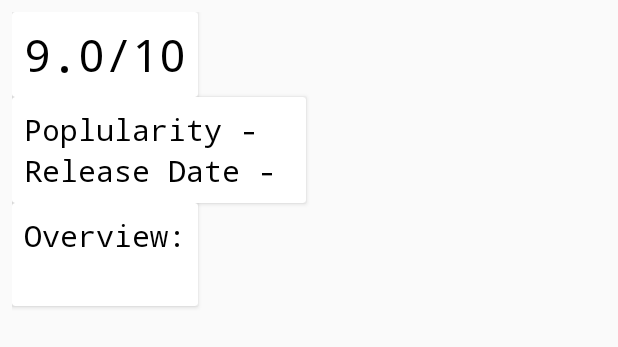
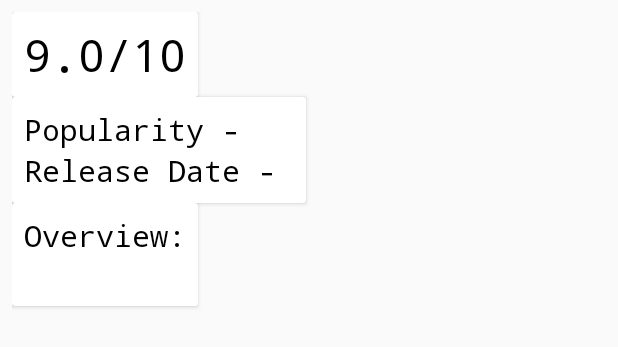
Before and after one commit to iamtejanverma/PopularMovies, an Android app: the layout activity_detail.xml on its own in the app's theme, with its tools: preview values and no code run, on a phone screen of 412 x 824 dp. Shown: the top 347 px of the screen. Run offline under Robolectric (Android 15) with nearby library versions, the phone set to English and light mode, and no system bars.

Commit message:
Fixed Typos

```diff
--- a/app/src/main/res/layout/activity_detail.xml
+++ b/app/src/main/res/layout/activity_detail.xml
@@ -1,7 +1,6 @@
 <?xml version="1.0" encoding="utf-8"?>
 <LinearLayout
     xmlns:android="http://schemas.android.com/apk/res/android"
-    xmlns:app="http://schemas.android.com/apk/res-auto"
     xmlns:tools="http://schemas.android.com/tools"
     android:layout_width="match_parent"
     android:layout_height="match_parent"
@@ -54,7 +53,7 @@
                 android:id="@+id/detail_movie_popularity"
                 android:layout_width="wrap_content"
                 android:layout_height="wrap_content"
-                tools:text="Poplularity - "
+                tools:text="Popularity - "
                 android:textSize="20sp"
                 android:fontFamily="monospace"
                 android:textColor="#000"/>
```
Also changed, not shown: app/src/main/java/com/rk/tjay/popularmovies/MainActivity.java (+4 -6 lines), app/src/main/java/com/rk/tjay/popularmovies/MovieAdapter.java (+7 -5 lines).
